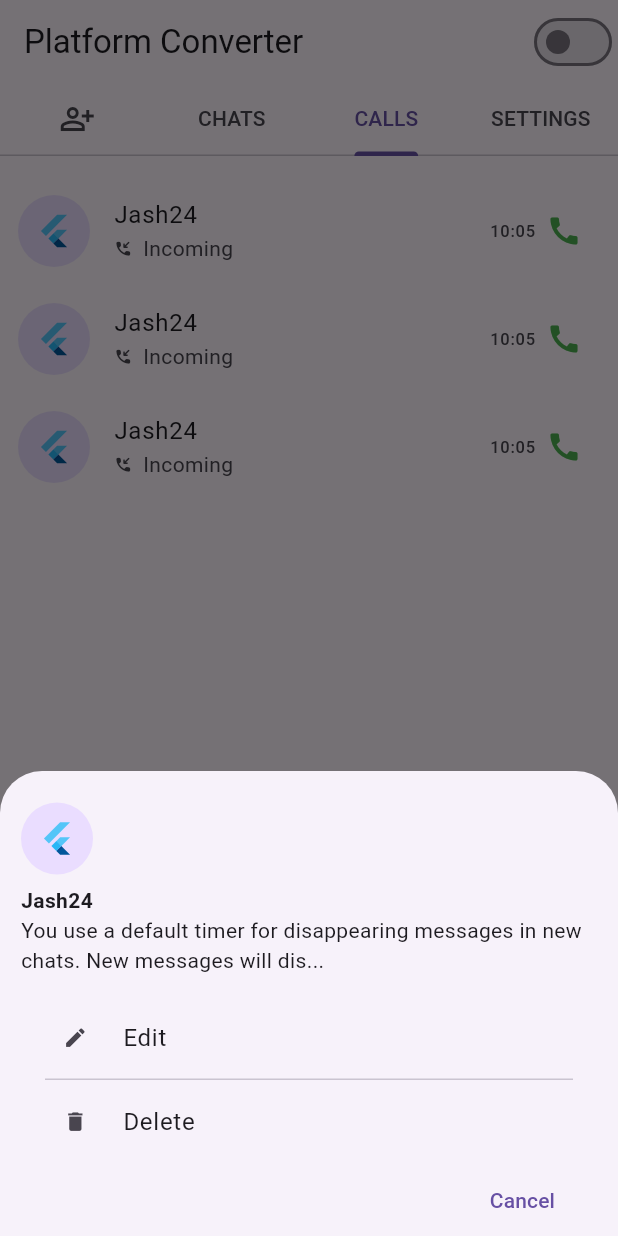
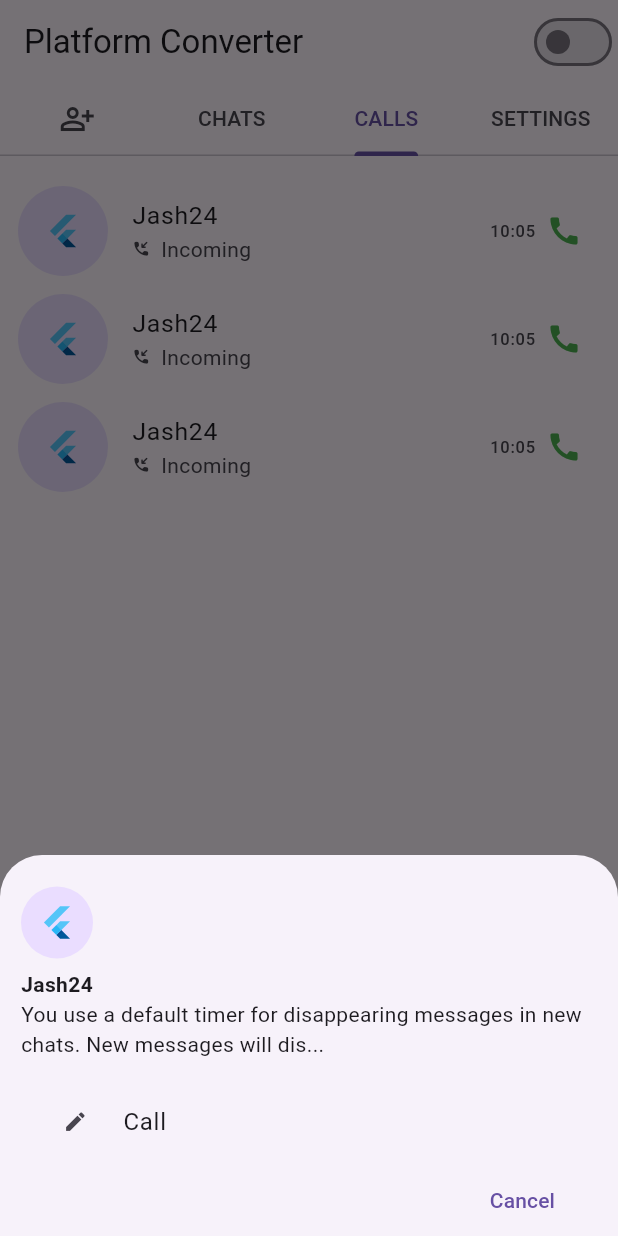
Before and after one commit to Zimil-Patel/platform_converter, a Flutter app: the screen it shows after launch, tab 3 chosen, after a tap on "Jash24", on a phone screen of 412 x 824 dp. Run offline on Flutter 3.47's test engine with Material 3 defaults, Android fonts, the phone set to English and light mode, and no system bars; our stand-ins replace shared_preferences.

Commit message:
10-05-2024

```diff
--- /dev/null
+++ b/lib/adaptive widgets/adaptive_call_bottom_action_sheet.dart
@@ -0,0 +1,103 @@
+import 'package:flutter/cupertino.dart';
+import 'package:flutter/material.dart';
+import 'package:platform_converter/screens/home%20screen/provider/home_provider.dart';
+import 'package:platform_converter/utils/constant.dart';
+import 'package:provider/provider.dart';
+
+class AdaptiveCallBottomActionSheet extends StatelessWidget {
+  const AdaptiveCallBottomActionSheet({super.key});
+
+  @override
+  Widget build(BuildContext context) {
+    HomeProvider provider =
+    Provider.of<HomeProvider>(context, listen: true);
+
+    return !provider.getPlatformMode()
+        ? ListView(
+      shrinkWrap: true,
+      children: [
+        const Padding(
+          padding: EdgeInsets.all(defaultPadding),
+          child: Column(
+            crossAxisAlignment: CrossAxisAlignment.start,
+            children: [
+              Padding(
+                padding: EdgeInsets.symmetric(vertical: defaultPadding / 2),
+                child: CircleAvatar(
+                  radius: 24,
+                  child: FlutterLogo(),
+                ),
+              ),
+              Text('Jash24', style: TextStyle(fontWeight: FontWeight.bold),),
+              Text('You use a default timer for disappearing messages in new chats. New messages will dis...'),
+            ],
+          ),
+        ),
+        ListTile(
+          contentPadding: const EdgeInsets.symmetric(horizontal: defaultPadding * 3),
+          leading: Icon(Icons.edit, size: height * 0.020,),
+          title: const Text('Call'),
+          onTap: () {
+            Navigator.pop(context);
+          },
+
+        ),
+        Padding(
+          padding: const EdgeInsets.symmetric(horizontal: 30.0),
+          child: Row(
+            mainAxisAlignment: MainAxisAlignment.end,
+            children: [
+              TextButton(
+                  onPressed: () {
+                    Navigator.pop(context);
+                  },
+                  child: const Text('Cancel')),
+            ],
+          ),
+        ),
+      ],
+    )
+        : CupertinoActionSheet(
+      cancelButton: CupertinoActionSheetAction(
+        isDefaultAction: true,
+        onPressed: () {
+          Navigator.pop(context);
+        },
+        child: const Text(
+          'Cancel',
+          style: TextStyle(
+            color: Colors.blueAccent,
+          ),
+        ),
+      ),
+      title: const Column(
+        children: [
+          Padding(
+            padding: EdgeInsets.symmetric(vertical: defaultPadding / 2),
+            child: CircleAvatar(
+              radius: 24,
+              child: FlutterLogo(),
+            ),
+          ),
+          Text('Jash24'),
+        ],
+      ),
+      message: const Text('You use a default timer for disappearing messages in new chats. New messages will dis...'),
+      actions: <CupertinoActionSheetAction>[
+        CupertinoActionSheetAction(
+          isDefaultAction: true,
+          child: const Text(
+            'Call',
+            style: TextStyle(
+              color: Colors.blueAccent,
+              fontWeight: FontWeight.w400,
+            ),
+          ),
+          onPressed: () {
+            Navigator.pop(context);
+          },
+        ),
+      ],
+    );
+  }
+}
--- a/lib/adaptive widgets/adaptive_call_list_tile.dart
+++ b/lib/adaptive widgets/adaptive_call_list_tile.dart
@@ -4,7 +4,7 @@ import 'package:platform_converter/screens/home%20screen/provider/home_provider.
 import 'package:provider/provider.dart';
 
 import '../utils/constant.dart';
-import 'adaptive_bottom_action_sheet.dart';
+import 'adaptive_call_bottom_action_sheet.dart';
 
 class AdaptiveCallListTile extends StatelessWidget {
   const AdaptiveCallListTile({
@@ -22,7 +22,7 @@ class AdaptiveCallListTile extends StatelessWidget {
               const Padding(
                 padding: EdgeInsets.only(left: 12.0),
                 child: CircleAvatar(
-            radius: 24,
+                  radius: 30,
                   // backgroundColor: primaryGreen.withOpacity(0.2),
                   child: FlutterLogo(),
                 ),
@@ -35,17 +35,23 @@ class AdaptiveCallListTile extends StatelessWidget {
                     onTap: () {
                       showModalBottomSheet(
                         context: context,
-                  builder: (context) => const AdaptiveBottomActionSheet(),
+                        builder: (context) =>
+                            const AdaptiveCallBottomActionSheet(),
                       );
                     },
 
                     // TITLE - CHAT PERSON NAME
-              title: const Text('Jash24'),
+                    title: Text('Jash24', style: TextStyle(
+                      fontSize: height * 0.020,
+                    ),),
 
                     // SUBTITLE
                     subtitle: Row(
                       children: [
-                  Icon(Icons.phone_callback_rounded, size: height * 0.015,),
+                        Icon(
+                          Icons.phone_callback_rounded,
+                          size: height * 0.015,
+                        ),
                         const SizedBox(
                           width: defaultPadding / 2,
                         ),
@@ -61,8 +67,13 @@ class AdaptiveCallListTile extends StatelessWidget {
                       mainAxisSize: MainAxisSize.min,
                       children: [
                         Text('10:05'),
-                  SizedBox(width: defaultPadding / 2,),
-                  Icon(Icons.call, color: Colors.green,),
+                        SizedBox(
+                          width: defaultPadding / 2,
+                        ),
+                        Icon(
+                          Icons.call,
+                          color: Colors.green,
+                        ),
                       ],
                     ),
                   ),
@@ -78,7 +89,7 @@ class AdaptiveCallListTile extends StatelessWidget {
                   const Padding(
                     padding: EdgeInsets.only(left: 12.0),
                     child: CircleAvatar(
-                radius: 24,
+                      radius: 30,
                       // backgroundColor: primaryGreen.withOpacity(0.2),
                       child: FlutterLogo(),
                     ),
@@ -90,24 +101,38 @@ class AdaptiveCallListTile extends StatelessWidget {
                       onTap: () {
                         showCupertinoModalPopup(
                           context: context,
-                    builder: (context) => const AdaptiveBottomActionSheet(),
+                          builder: (context) =>
+                              const AdaptiveCallBottomActionSheet(),
                         );
                       },
 
                       // TITLE - PERSON NAME
-                title: const Text('Jash24'),
+                      title: Text(
+                        'Jash24',
+                        style: TextStyle(
+                          fontSize: height * 0.020,
+                        ),
+                      ),
 
                       // SUBTITLE
                       subtitle: Row(
                         children: [
-                    Icon(CupertinoIcons.phone_fill_arrow_down_left, color: Colors.grey.withOpacity(0.7), size: height * 0.015,),
+                          Icon(
+                            CupertinoIcons.phone_fill_arrow_down_left,
+                            color: Colors.grey.withOpacity(0.7),
+                            size: height * 0.015,
+                          ),
                           const SizedBox(
                             width: defaultPadding / 2,
                           ),
-                    const Text(
-                        maxLines: 2,
+                          Text(
+                            maxLines: 1,
                             overflow: TextOverflow.ellipsis,
-                        'Incoming'),
+                            'Incoming',
+                            style: TextStyle(
+                              fontSize: height * 0.016,
+                            ),
+                          ),
                         ],
                       ),
 
@@ -115,12 +140,16 @@ class AdaptiveCallListTile extends StatelessWidget {
                       trailing: Row(
                         mainAxisSize: MainAxisSize.min,
                         children: [
-                    Text('10:05', style: TextStyle(fontSize: height * 0.014),),
-                    const SizedBox(width: defaultPadding / 2,),
+                          Text(
+                            '10:05',
+                            style: TextStyle(fontSize: height * 0.014),
+                          ),
+                          const SizedBox(
+                            width: defaultPadding / 2,
+                          ),
                           const Icon(CupertinoIcons.info),
                         ],
                       ),
-
                     ),
                   ),
                 ],
--- a/lib/adaptive widgets/adaptive_chat_list_tile.dart
+++ b/lib/adaptive widgets/adaptive_chat_list_tile.dart
@@ -22,7 +22,7 @@ class AdaptiveChatListTile extends StatelessWidget {
               const Padding(
                 padding: EdgeInsets.only(left: 12.0),
                 child: CircleAvatar(
-                  radius: 24,
+                  radius: 30,
                   // backgroundColor: primaryGreen.withOpacity(0.2),
                   child: FlutterLogo(),
                 ),
@@ -40,11 +40,16 @@ class AdaptiveChatListTile extends StatelessWidget {
                     },
 
                     // TITLE - CHAT PERSON NAME
-                    title: const Text('Jash24'),
+                    title: Text(
+                      'Jash24',
+                      style: TextStyle(
+                        fontSize: height * 0.020,
+                      ),
+                    ),
 
                     // SUBTITLE - CHAT MESSAGE
                     subtitle: const Text(
-                        maxLines: 2,
+                        maxLines: 1,
                         overflow: TextOverflow.ellipsis,
                         'You use a default timer for disappearing messages in new chats. New messages will dis...'),
 
@@ -56,7 +61,7 @@ class AdaptiveChatListTile extends StatelessWidget {
                         Text(
                           '19/02/23',
                           style: TextStyle(
-                            fontSize: height * 0.016,
+                            fontSize: height * 0.015,
                           ),
                         ),
                         const SizedBox(
@@ -78,7 +83,7 @@ class AdaptiveChatListTile extends StatelessWidget {
                             Text(
                               '00:00',
                               style: TextStyle(
-                                fontSize: height * 0.016,
+                                fontSize: height * 0.015,
                               ),
                             ),
                           ],
@@ -98,7 +103,7 @@ class AdaptiveChatListTile extends StatelessWidget {
                   const Padding(
                     padding: EdgeInsets.only(left: 12.0),
                     child: CircleAvatar(
-                      radius: 24,
+                      radius: 30,
                       // backgroundColor: primaryGreen.withOpacity(0.2),
                       child: FlutterLogo(),
                     ),
@@ -110,18 +115,28 @@ class AdaptiveChatListTile extends StatelessWidget {
                       onTap: () {
                         showCupertinoModalPopup(
                           context: context,
-                          builder: (context) => const AdaptiveBottomActionSheet(),
+                          builder: (context) =>
+                              const AdaptiveBottomActionSheet(),
                         );
                       },
 
                       // TITLE - PERSON NAME
-                      title: const Text('Jash24'),
+                      title: Text(
+                        'Jash24',
+                        style: TextStyle(
+                          fontSize: height * 0.020,
+                        ),
+                      ),
 
                       // SUBTITLE - CHAT MESSAGE
-                      subtitle: const Text(
-                          maxLines: 2,
-                          overflow: TextOverflow.ellipsis,
-                          'You use a default timer for disappearing messages in new chats. New messages will dis...'),
+                      subtitle: Text(
+                        maxLines: 1,
+                        overflow: TextOverflow.ellipsis,
+                        'You use a default timer for disappearing messages in new chats. New messages will dis...',
+                        style: TextStyle(
+                          fontSize: height * 0.016,
+                        ),
+                      ),
 
                       // DATE AND TIME
                       trailing: Padding(
@@ -133,7 +148,7 @@ class AdaptiveChatListTile extends StatelessWidget {
                             Text(
                               '19/02/23',
                               style: TextStyle(
-                                fontSize: height * 0.016,
+                                fontSize: height * 0.015,
                               ),
                             ),
                             const SizedBox(
@@ -145,7 +160,7 @@ class AdaptiveChatListTile extends StatelessWidget {
                                 Transform.rotate(
                                   angle: 120,
                                   child: Icon(
-                                    size: height * 0.021,
+                                    size: height * 0.020,
                                     CupertinoIcons.pin_fill,
                                   ),
                                 ),
@@ -155,7 +170,7 @@ class AdaptiveChatListTile extends StatelessWidget {
                                 Text(
                                   '00:00',
                                   style: TextStyle(
-                                    fontSize: height * 0.016,
+                                    fontSize: height * 0.015,
                                   ),
                                 ),
                               ],
```
Also changed, not shown: 1 other file. Lines whose indentation alone changed are shown as unchanged.
